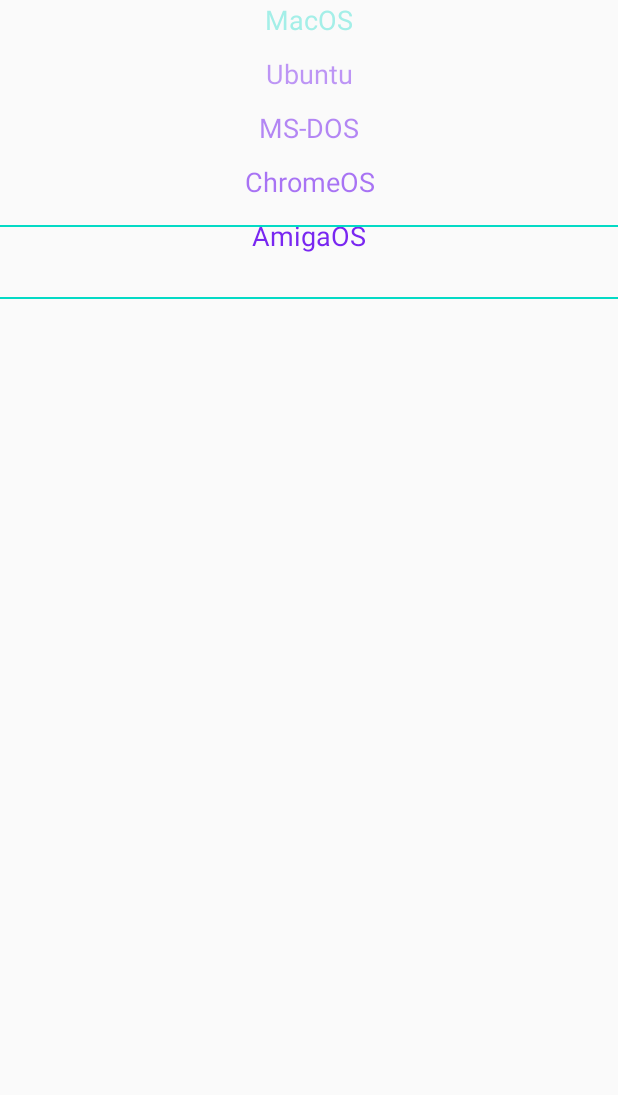
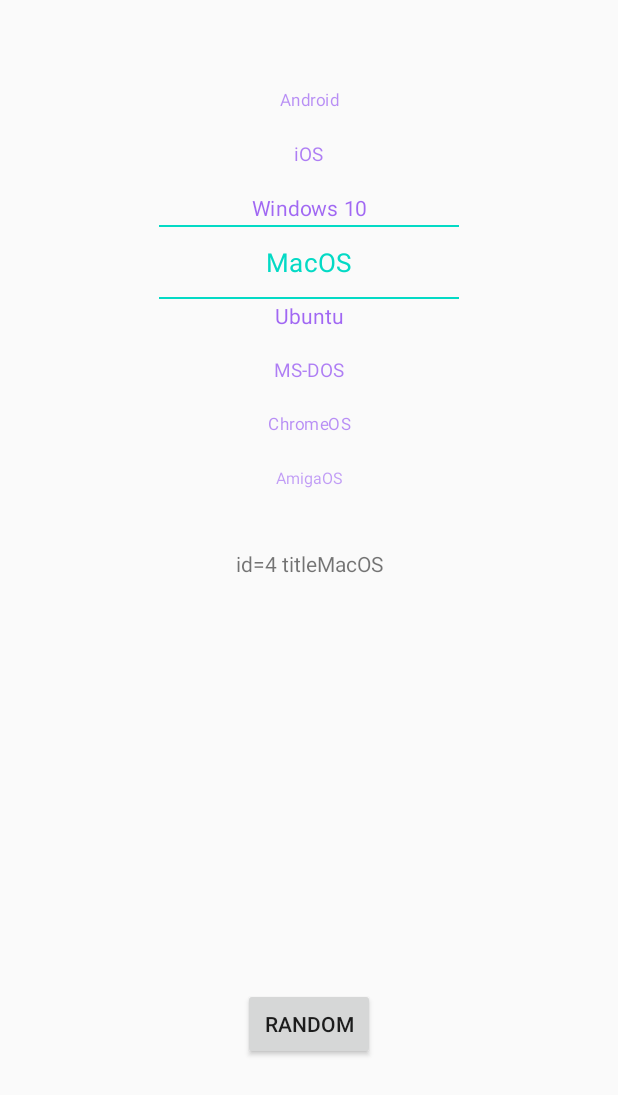
Before and after one commit to VladChernetsky/SimpleWheelView, an Android app: the screen it shows after launch (MainActivity), after a tap on "MacOS", on a phone screen of 412 x 824 dp. Shown: the top 1095 px of the screen. Run offline under Robolectric (Android 15) with nearby library versions, the phone set to English and light mode, and no system bars; 3 other taps on this screen came first.

Commit message:
Fix selecting item;

```diff
--- a/app/src/main/java/com/vchernetskyi/example/MainActivity.kt
+++ b/app/src/main/java/com/vchernetskyi/example/MainActivity.kt
@@ -1,12 +1,12 @@
 package com.vchernetskyi.example
 
 import android.os.Bundle
-import android.widget.Toast
 import androidx.appcompat.app.AppCompatActivity
 import androidx.lifecycle.Observer
 import androidx.lifecycle.ViewModelProvider
 import com.vchernetskyi.wheelview.WheelItem
 import com.vchernetskyi.wheelview.WheelView
+import com.vchernetskyi.wheelview.animators.DefaultAnimator
 
 import kotlinx.android.synthetic.main.activity_main.*
 
@@ -22,24 +22,34 @@ class MainActivity : AppCompatActivity() {
         viewModel = provider.create(MainViewModel::class.java)
 
         setupWheelView()
+
+        buttonRandom.setOnClickListener {
+            viewModel.onRandomClicked()
+        }
     }
 
     private fun setupWheelView() {
+
+        viewModel.randomItemId.observe(this, Observer { randomId ->
+            wheelViewPicker.selectItemById(randomId, true)
+        })
+
         viewModel.wheelViewItems.observe(this, Observer { list ->
             wheelViewPicker.submitItems(list)
         })
 
+        wheelViewPicker.setAnimator(DefaultAnimator())
         wheelViewPicker.setOnWheelItemSelectListener(object :
             WheelView.OnWheelViewItemSelectListener {
             override fun onItemSelected(item: WheelItem) {
-                Toast.makeText(applicationContext, item.toString(), Toast.LENGTH_SHORT).show()
+                textViewChosenItem.text = item.toString()
             }
         })
 
-        wheelViewPicker.selectItemById(MOCK_SELECTED_ITEM_ID)
+        wheelViewPicker.selectItemById(MOCK_SELECTED_ITEM_ID, true)
     }
 
     companion object {
-        private const val MOCK_SELECTED_ITEM_ID = 1
+        private const val MOCK_SELECTED_ITEM_ID = 4
     }
 }
--- a/app/src/main/java/com/vchernetskyi/example/MainViewModel.kt
+++ b/app/src/main/java/com/vchernetskyi/example/MainViewModel.kt
@@ -4,11 +4,17 @@ import androidx.lifecycle.LiveData
 import androidx.lifecycle.MutableLiveData
 import androidx.lifecycle.ViewModel
 import com.vchernetskyi.wheelview.WheelItem
+import kotlin.random.Random
 
 class MainViewModel : ViewModel() {
 
     private val _wheelViewItems = MutableLiveData<List<WheelItem>>()
     val wheelViewItems: LiveData<List<WheelItem>> = _wheelViewItems
+
+    private val _randomItemId = MutableLiveData<Int>()
+    val randomItemId: LiveData<Int> = _randomItemId
+
+    private val random = Random.Default
 
     init {
         _wheelViewItems.postValue(provideWheelItems())
@@ -26,4 +32,9 @@ class MainViewModel : ViewModel() {
             WheelItem(8, "AmigaOS")
         )
     }
+
+    fun onRandomClicked() {
+        val items = provideWheelItems()
+        _randomItemId.value = random.nextInt(1, items.size)
+    }
 }
--- a/app/src/main/res/layout/activity_main.xml
+++ b/app/src/main/res/layout/activity_main.xml
@@ -1,5 +1,5 @@
 <?xml version="1.0" encoding="utf-8"?>
-<LinearLayout xmlns:android="http://schemas.android.com/apk/res/android"
+<androidx.constraintlayout.widget.ConstraintLayout xmlns:android="http://schemas.android.com/apk/res/android"
     xmlns:app="http://schemas.android.com/apk/res-auto"
     android:layout_width="match_parent"
     android:layout_height="match_parent"
@@ -7,12 +7,36 @@
 
     <com.vchernetskyi.wheelview.WheelView
         android:id="@+id/wheelViewPicker"
-        android:layout_width="match_parent"
+        android:layout_width="200dp"
         android:layout_height="@dimen/wheel_view_container_height"
         android:layout_gravity="center"
         app:divider_color="@color/colorAccent"
         app:item_height="@dimen/wv_item_height"
         app:item_text_color="@color/colorPrimary"
         app:item_text_size="@dimen/fab_margin"
+        app:layout_constraintEnd_toEndOf="parent"
+        app:layout_constraintStart_toStartOf="parent"
+        app:layout_constraintTop_toTopOf="parent"
         app:selected_item_text_color="@color/colorAccent" />
-</LinearLayout>
+
+    <TextView
+        android:id="@+id/textViewChosenItem"
+        android:layout_width="wrap_content"
+        android:layout_height="wrap_content"
+        android:layout_marginTop="16dp"
+        app:layout_constraintEnd_toEndOf="parent"
+        app:layout_constraintStart_toStartOf="parent"
+        app:layout_constraintTop_toBottomOf="@id/wheelViewPicker" />
+
+    <Button
+        android:id="@+id/buttonRandom"
+        android:layout_width="wrap_content"
+        android:layout_height="wrap_content"
+        android:text="@string/random"
+        app:layout_constraintBottom_toBottomOf="parent"
+        app:layout_constraintEnd_toEndOf="parent"
+        app:layout_constraintStart_toStartOf="parent"
+        app:layout_constraintTop_toBottomOf="@id/textViewChosenItem"
+        app:layout_constraintVertical_bias="0.7" />
+
+</androidx.constraintlayout.widget.ConstraintLayout>
--- a/app/src/main/res/values/strings.xml
+++ b/app/src/main/res/values/strings.xml
@@ -1,5 +1,6 @@
 <resources>
     <string name="app_name">WheelView</string>
     <string name="action_settings">Settings</string>
+    <string name="random">Random</string>
 
 </resources>
--- a/wheelview/src/main/java/com/vchernetskyi/wheelview/ViewItemConfig.kt
+++ b/wheelview/src/main/java/com/vchernetskyi/wheelview/ViewItemConfig.kt
@@ -2,6 +2,7 @@ package com.vchernetskyi.wheelview
 
 data class ViewItemConfig(
     val itemTextColor: Int,
+    val selectedTextColor:Int,
     val itemTextSize: Int,
     val itemHeight: Int = -1
 )
--- /dev/null
+++ b/wheelview/src/main/java/com/vchernetskyi/wheelview/WheelItemWrapper.kt
@@ -0,0 +1,3 @@
+package com.vchernetskyi.wheelview
+
+data class WheelItemWrapper(val item: WheelItem, val isSelected: Boolean = false)
--- a/wheelview/src/main/java/com/vchernetskyi/wheelview/WheelView.kt
+++ b/wheelview/src/main/java/com/vchernetskyi/wheelview/WheelView.kt
@@ -5,10 +5,12 @@ import android.graphics.Color
 import android.util.AttributeSet
 import android.view.View
 import android.widget.FrameLayout
-import android.widget.TextView
 import androidx.core.content.ContextCompat
-import androidx.core.view.children
+import androidx.recyclerview.widget.LinearLayoutManager
+import androidx.recyclerview.widget.LinearSmoothScroller
 import androidx.recyclerview.widget.LinearSnapHelper
+import androidx.recyclerview.widget.RecyclerView
+import com.vchernetskyi.wheelview.WheelViewAdapter.Companion.BROKEN_POSITION
 import com.vchernetskyi.wheelview.animators.AlphaAnimator
 import com.vchernetskyi.wheelview.animators.WheelItemAnimator
 import kotlinx.android.synthetic.main.wheel_view.view.*
@@ -16,6 +18,8 @@ import kotlinx.android.synthetic.main.wheel_view.view.*
 class WheelView @JvmOverloads constructor(
     context: Context, attrs: AttributeSet? = null, defStyleAttr: Int = 0
 ) : FrameLayout(context, attrs, defStyleAttr) {
+
+    private val wheelItems = mutableListOf<WheelItemWrapper>()
 
     private val defaultAnimator = AlphaAnimator()
     private val wheelViewAdapter: WheelViewAdapter
@@ -25,7 +29,6 @@ class WheelView @JvmOverloads constructor(
     private var itemTextColor: Int = Color.BLACK
     private var selectedPosition: Int = -1
     private var onItemSelectedListener: OnWheelViewItemSelectListener? = null
-    private var selectedView: TextView? = null
     private var containerHeight =
         context.resources.getDimensionPixelOffset(R.dimen.wheel_view_container_height)
     private var itemHeight =
@@ -66,11 +69,11 @@ class WheelView @JvmOverloads constructor(
         wheelViewAdapter = WheelViewAdapter(
             ::actionItemClick, ViewItemConfig(
                 itemTextColor,
+                selectedItemTextColor,
                 itemTextSize,
                 itemHeight
             )
         )
-
 
         setupRecyclerView()
     }
@@ -86,7 +89,7 @@ class WheelView @JvmOverloads constructor(
                 .apply { this.animator = defaultAnimator }
 
             addOnScrollListener(scrollListener)
-
+            itemAnimator = null
             adapter = wheelViewAdapter
 
             LinearSnapHelper().attachToRecyclerView(rvWheelView)
@@ -97,18 +100,10 @@ class WheelView @JvmOverloads constructor(
         return object : WheelViewScrollListener.OnItemSelectedListener {
             override fun onItemSelected(layoutPosition: Int, itemView: View) {
                 if (layoutPosition != selectedPosition) {
-                    selectedPosition = layoutPosition
-                    changeSelectedTextColor(itemView)
                     notifyItemChanged(layoutPosition)
                 }
             }
         }
-    }
-
-    private fun changeSelectedTextColor(itemView: View) {
-        selectedView?.setTextColor(itemTextColor)
-        selectedView = (itemView as TextView)
-        selectedView?.setTextColor(selectedItemTextColor)
     }
 
     private fun actionItemClick(model: WheelItem) {
@@ -120,9 +115,12 @@ class WheelView @JvmOverloads constructor(
     }
 
     fun submitItems(items: List<WheelItem>) {
-        wheelViewAdapter.submitList(items)
+        wheelItems.addAll(items.mapIndexed { index, item -> WheelItemWrapper(item, index == 0) })
+        wheelViewAdapter.submitList(wheelItems)
+        selectedPosition = 0
     }
 
+    @Suppress("unused")
     fun setAnimator(animator: WheelItemAnimator) {
         (rvWheelView.layoutManager as WheelViewLayoutManager).animator = animator
     }
@@ -130,35 +128,45 @@ class WheelView @JvmOverloads constructor(
     fun selectItemById(wheelItemId: Int, smooth: Boolean = false) {
         post {
             val foundPosition = wheelViewAdapter.getPositionById(wheelItemId)
-            val position = if (foundPosition == -1) 0 else foundPosition
-            if (position != -1) {
-                selectedPosition = position
-                if (smooth) {
-                    rvWheelView.smoothScrollToPosition(position)
-                } else {
-                    rvWheelView.scrollBy(0, calculateVerticalScroll(position))
-                }
-                highlightChosenView(wheelItemId)
-                notifyItemChanged(position)
+            val position = if (foundPosition == BROKEN_POSITION) 0 else foundPosition
+
+            if (smooth) {
+                rvWheelView.smoothSnapToPosition(position)
+            } else {
+                (rvWheelView.layoutManager as? LinearLayoutManager)
+                    ?.scrollToPositionWithOffset(position, itemHeight / -2)
             }
+
+            notifyItemChanged(position)
         }
     }
 
     private fun notifyItemChanged(position: Int) {
+        if (selectedPosition != -1) {
+            val wrapper = wheelItems[selectedPosition]
+            wheelItems[selectedPosition] = wrapper.copy(isSelected = false)
+        }
+
+        wheelItems[position] = wheelItems[position].copy(isSelected = true)
+        wheelViewAdapter.notifyItemChanged(selectedPosition)
+        wheelViewAdapter.notifyItemChanged(position)
+        selectedPosition = position
+
         wheelViewAdapter.getItemByPosition(position)?.let {
             onItemSelectedListener?.onItemSelected(it)
         }
     }
 
-    private fun highlightChosenView(wheelItemId: Int) {
-        val view = rvWheelView.children.firstOrNull { it.tag == wheelItemId }
-        view?.let { changeSelectedTextColor(it) }
-    }
-
-    private fun calculateVerticalScroll(position: Int): Int {
-        val y = position + 1
-        val padding: Int = itemHeight / 2
-        return y * itemHeight + padding
+    private fun RecyclerView.smoothSnapToPosition(
+        position: Int,
+        snapMode: Int = LinearSmoothScroller.SNAP_TO_START
+    ) {
+        val smoothScroller = object : LinearSmoothScroller(this.context) {
+            override fun getVerticalSnapPreference(): Int = snapMode
+            override fun getHorizontalSnapPreference(): Int = snapMode
+        }
+        smoothScroller.targetPosition = position
+        layoutManager?.startSmoothScroll(smoothScroller)
     }
 
     interface OnWheelViewItemSelectListener {
--- a/wheelview/src/main/java/com/vchernetskyi/wheelview/WheelViewAdapter.kt
+++ b/wheelview/src/main/java/com/vchernetskyi/wheelview/WheelViewAdapter.kt
@@ -8,7 +8,7 @@ import androidx.recyclerview.widget.ListAdapter
 class WheelViewAdapter(
     private val actionClick: (WheelItem) -> Unit,
     private val viewItemConfig: ViewItemConfig
-) : ListAdapter<WheelItem, WheelViewHolder>(WheelItemDiffItemUtil()) {
+) : ListAdapter<WheelItemWrapper, WheelViewHolder>(WheelItemDiffItemUtil()) {
 
     override fun onCreateViewHolder(parent: ViewGroup, viewType: Int): WheelViewHolder {
         val view = LayoutInflater.from(parent.context)
@@ -21,31 +21,35 @@ class WheelViewAdapter(
     }
 
     override fun getItemId(position: Int): Long {
-        return getItem(position).id.toLong()
+        return getItem(position).item.id.toLong()
     }
 
     fun getItemByPosition(position: Int): WheelItem? {
         if (position >= itemCount || position < 0) return null
-        return getItem(position)
+        return getItem(position).item
     }
 
     fun getPositionById(wheelItemId: Int): Int {
         for (position in 0 until itemCount) {
-            if (getItem(position).id == wheelItemId) {
+            if (getItem(position).item.id == wheelItemId) {
                 return position
             }
         }
-        return -1
+        return BROKEN_POSITION
+    }
+
+    companion object{
+        const val BROKEN_POSITION = -1
     }
 }
 
-class WheelItemDiffItemUtil : DiffUtil.ItemCallback<WheelItem>() {
+class WheelItemDiffItemUtil : DiffUtil.ItemCallback<WheelItemWrapper>() {
 
-    override fun areItemsTheSame(oldItem: WheelItem, newItem: WheelItem): Boolean {
-        return oldItem.id == newItem.id
+    override fun areItemsTheSame(oldItem: WheelItemWrapper, newItem: WheelItemWrapper): Boolean {
+        return oldItem.item.id == newItem.item.id
     }
 
-    override fun areContentsTheSame(oldItem: WheelItem, newItem: WheelItem): Boolean {
-        return oldItem.title == newItem.title
+    override fun areContentsTheSame(oldItem: WheelItemWrapper, newItem: WheelItemWrapper): Boolean {
+        return oldItem.item.title == newItem.item.title && oldItem.isSelected == newItem.isSelected
     }
 }
--- a/wheelview/src/main/java/com/vchernetskyi/wheelview/WheelViewHolder.kt
+++ b/wheelview/src/main/java/com/vchernetskyi/wheelview/WheelViewHolder.kt
@@ -15,9 +15,16 @@ class WheelViewHolder(
 
     private val tvWheelItem = itemView.tvWheelItem
 
-    fun bind(model: WheelItem) {
-        tvWheelItem.text = model.title
-        tvWheelItem.setTextColor(viewItemConfig.itemTextColor)
+    fun bind(model: WheelItemWrapper) {
+        tvWheelItem.text = model.item.title
+
+        val textColor = if (model.isSelected) {
+            viewItemConfig.selectedTextColor
+        } else {
+            viewItemConfig.itemTextColor
+        }
+        tvWheelItem.setTextColor(textColor)
+
         tvWheelItem.textSize = itemView.context.pxToSp(viewItemConfig.itemTextSize)
         if (viewItemConfig.itemHeight != -1) {
             itemView.updateLayoutParams {
@@ -26,9 +33,9 @@ class WheelViewHolder(
         }
 
         itemView.setOnClickListener {
-            actionClick.invoke(model)
+            actionClick.invoke(model.item)
         }
 
-        itemView.tag = model.id
+        itemView.tag = model.item.id
     }
 }
--- a/wheelview/src/main/java/com/vchernetskyi/wheelview/animators/DefaultAnimator.kt
+++ b/wheelview/src/main/java/com/vchernetskyi/wheelview/animators/DefaultAnimator.kt
@@ -4,7 +4,7 @@ import com.vchernetskyi.wheelview.WheelViewLayoutManager
 import kotlin.math.abs
 import kotlin.math.sqrt
 
-class DefaultAnimator : WheelItemAnimator() {
+class DefaultAnimator(private val scaleFactor: Float = 0.66F) : WheelItemAnimator() {
 
     override fun animateItems(layoutManager: WheelViewLayoutManager) {
         val height = layoutManager.height
@@ -21,7 +21,7 @@ class DefaultAnimator : WheelItemAnimator() {
 
                 // The scaling formula
                 val scale =
-                    1 - sqrt((distanceFromCenter / height).toDouble()).toFloat() * 0.66f
+                    1 - sqrt((distanceFromCenter / height).toDouble()).toFloat() * scaleFactor
                 val alpha: Float = if (scale < .8) {
                     val calcAlpha = scale - 0.2
                     calcAlpha.toFloat()
```
